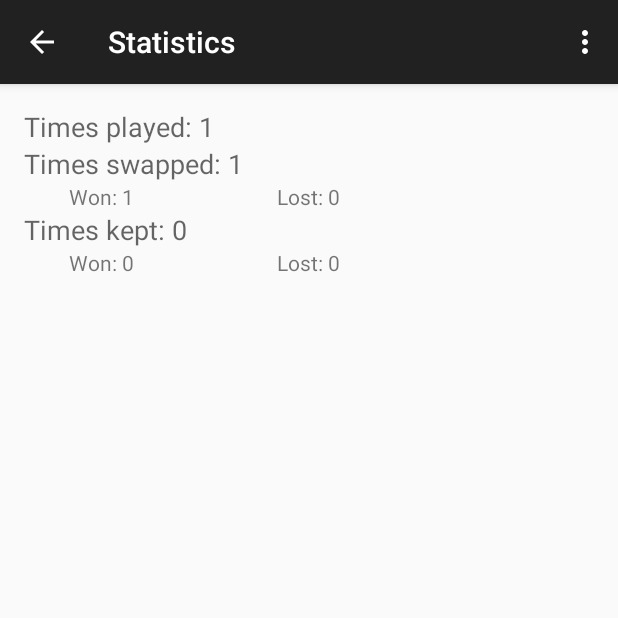
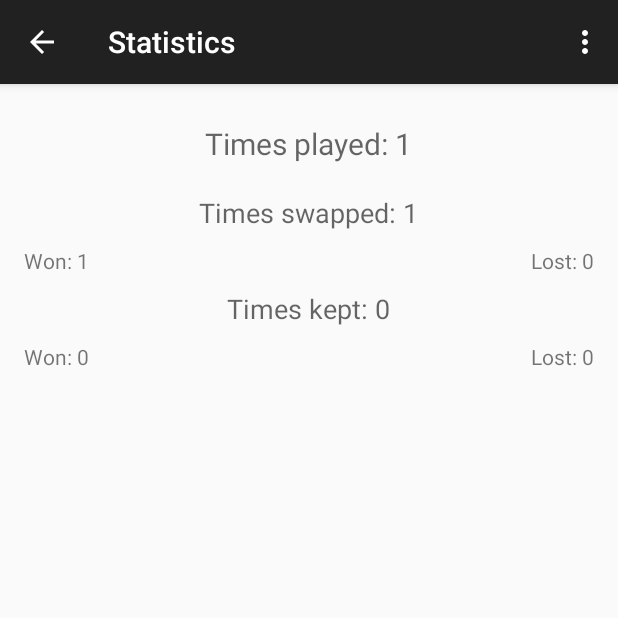
Before and after one commit to difusal/monty-hall-problem, an Android app: the StatisticsActivity screen opened directly, with no data from a screen before it, on a phone screen of 412 x 824 dp, the top half of it. Run offline under Robolectric (Android 15) with nearby library versions, the phone set to English and light mode, and no system bars.

Commit message:
Edited statistics layout

```diff
--- a/MontyHallProblem/Monty Hall Problem/src/main/res/layout/activity_statistics.xml
+++ b/MontyHallProblem/Monty Hall Problem/src/main/res/layout/activity_statistics.xml
@@ -8,23 +8,33 @@
     android:paddingTop="@dimen/activity_vertical_margin"
     tools:context="com.difusal.montyhallproblem.StatisticsActivity">
 
+    <LinearLayout
+        android:layout_width="match_parent"
+        android:layout_height="match_parent"
+        android:orientation="vertical">
+
         <TextView
             android:id="@+id/nPlays"
             android:layout_width="wrap_content"
             android:layout_height="wrap_content"
-        android:layout_alignParentLeft="true"
-        android:layout_alignParentStart="true"
-        android:layout_alignParentTop="true"
+            android:layout_gravity="center_horizontal"
+            android:padding="10dp"
             android:text="@string/label_times_played"
-        android:textAppearance="?android:attr/textAppearanceMedium" />
+            android:textAppearance="?android:attr/textAppearanceMedium"
+            android:textSize="20dp" />
+
+        <RelativeLayout
+            android:id="@+id/relativeLayout"
+            android:layout_width="match_parent"
+            android:layout_height="wrap_content">
 
             <TextView
                 android:id="@+id/nSwaps"
                 android:layout_width="wrap_content"
                 android:layout_height="wrap_content"
-        android:layout_alignParentLeft="true"
-        android:layout_alignParentStart="true"
-        android:layout_below="@+id/nPlays"
+                android:layout_alignParentTop="true"
+                android:layout_centerHorizontal="true"
+                android:padding="10dp"
                 android:text="@string/label_times_swapped"
                 android:textAppearance="?android:attr/textAppearanceMedium" />
 
@@ -35,24 +45,29 @@
                 android:layout_alignParentLeft="true"
                 android:layout_alignParentStart="true"
                 android:layout_below="@+id/nSwaps"
-        android:layout_marginLeft="30dp"
                 android:text="@string/label_times_swapped_and_won" />
 
             <TextView
                 android:id="@+id/nSwapLost"
                 android:layout_width="wrap_content"
                 android:layout_height="wrap_content"
-        android:layout_above="@+id/nKeeps"
-        android:layout_centerHorizontal="true"
+                android:layout_alignParentEnd="true"
+                android:layout_alignParentRight="true"
+                android:layout_below="@+id/nSwaps"
                 android:text="@string/label_times_swapped_and_lost" />
+        </RelativeLayout>
+
+        <RelativeLayout
+            android:layout_width="match_parent"
+            android:layout_height="wrap_content">
 
             <TextView
                 android:id="@+id/nKeeps"
                 android:layout_width="wrap_content"
                 android:layout_height="wrap_content"
-        android:layout_alignParentLeft="true"
-        android:layout_alignParentStart="true"
-        android:layout_below="@+id/nSwapWins"
+                android:layout_alignParentTop="true"
+                android:layout_centerHorizontal="true"
+                android:padding="10dp"
                 android:text="@string/label_times_kept"
                 android:textAppearance="?android:attr/textAppearanceMedium" />
 
@@ -60,8 +75,8 @@
                 android:id="@+id/nKeepWins"
                 android:layout_width="wrap_content"
                 android:layout_height="wrap_content"
-        android:layout_alignLeft="@+id/nSwapWins"
-        android:layout_alignStart="@+id/nSwapWins"
+                android:layout_alignParentLeft="true"
+                android:layout_alignParentStart="true"
                 android:layout_below="@+id/nKeeps"
                 android:text="@string/label_times_kept_and_won" />
 
@@ -69,9 +84,11 @@
                 android:id="@+id/nKeepLost"
                 android:layout_width="wrap_content"
                 android:layout_height="wrap_content"
-        android:layout_alignLeft="@+id/nSwapLost"
-        android:layout_alignStart="@+id/nSwapLost"
+                android:layout_alignParentEnd="true"
+                android:layout_alignParentRight="true"
                 android:layout_below="@+id/nKeeps"
                 android:text="@string/label_times_kept_and_lost" />
+        </RelativeLayout>
+    </LinearLayout>
 
 </RelativeLayout>
```
Lines whose indentation alone changed are shown as unchanged.
